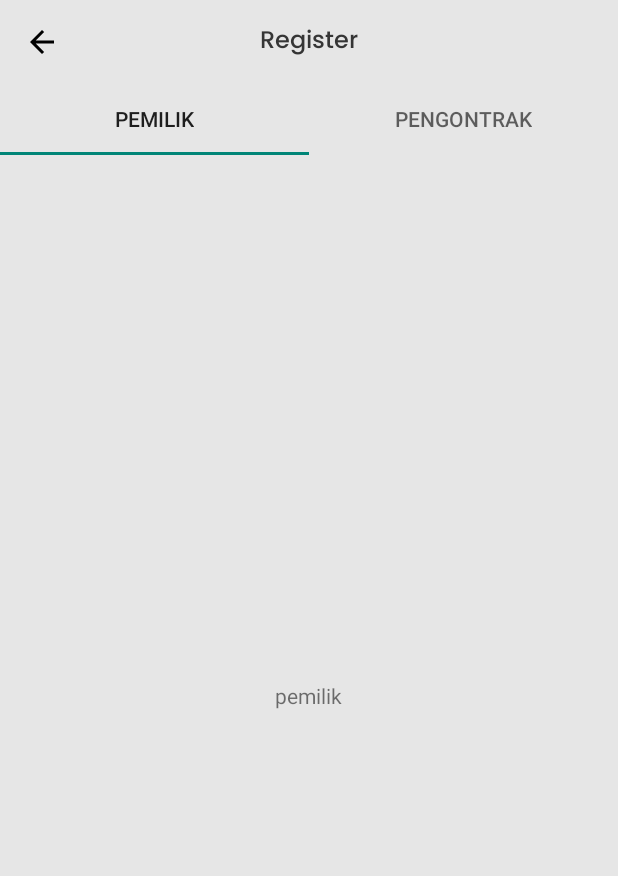
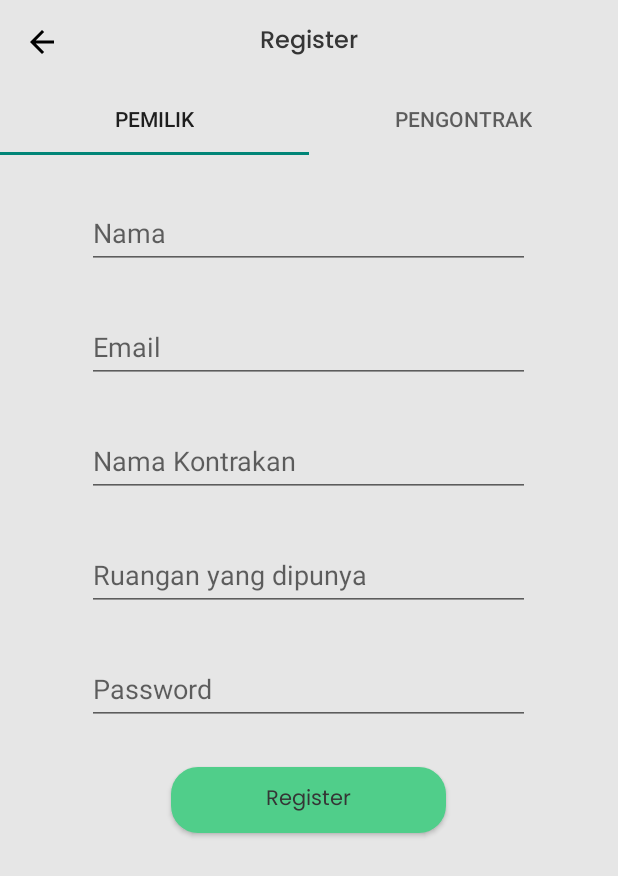
Before and after one commit to Madeean/BigBoss, an Android app: the screen it shows after launch (RegisterActivity), after a tap on "Register", on a phone screen of 412 x 824 dp. Shown: the top 876 px of the screen. Run offline under Robolectric (Android 15) with nearby library versions, the phone set to English and light mode, and no system bars.

Commit message:
register pemilik ui - selesai

```diff
--- a/app/src/main/java/umn/ac/bigboss/LoginActivity.java
+++ b/app/src/main/java/umn/ac/bigboss/LoginActivity.java
@@ -4,12 +4,11 @@ import androidx.appcompat.app.AppCompatActivity;
 
 import android.content.Intent;
 import android.os.Bundle;
-import android.os.Handler;
 import android.widget.Button;
 
 public class LoginActivity extends AppCompatActivity {
 
-    public Button btn_register;
+    public Button btn_register,btn_login;
 
     @Override
     protected void onCreate(Bundle savedInstanceState) {
@@ -17,6 +16,7 @@ public class LoginActivity extends AppCompatActivity {
         setContentView(R.layout.activity_login);
 
         btn_register = findViewById(R.id.btn_register);
+        btn_login = findViewById(R.id.btn_login);
         btn_register.setOnClickListener(v -> {
             Intent intent = new Intent(LoginActivity.this, RegisterActivity.class);
             startActivity(intent);
@@ -24,5 +24,8 @@ public class LoginActivity extends AppCompatActivity {
 
 
 
+
+
+
     }
 }
--- a/app/src/main/java/umn/ac/bigboss/fragmentregister/PemilikFragment.java
+++ b/app/src/main/java/umn/ac/bigboss/fragmentregister/PemilikFragment.java
@@ -1,5 +1,6 @@
 package umn.ac.bigboss.fragmentregister;
 
+import android.content.Intent;
 import android.os.Bundle;
 
 import androidx.fragment.app.Fragment;
@@ -7,17 +8,32 @@ import androidx.fragment.app.Fragment;
 import android.view.LayoutInflater;
 import android.view.View;
 import android.view.ViewGroup;
+import android.widget.Button;
 
 import umn.ac.bigboss.R;
+import umn.ac.bigboss.pemilik.PemilikHomeActivity;
 
 
 public class PemilikFragment extends Fragment {
+
 
 
     @Override
     public View onCreateView(LayoutInflater inflater, ViewGroup container,
                              Bundle savedInstanceState) {
         // Inflate the layout for this fragment
-        return inflater.inflate(R.layout.fragment_pemilik, container, false);
+        View view = inflater.inflate(R.layout.fragment_pemilik, container, false);
+        Button btn_register_pemilik = view.findViewById(R.id.btn_register);
+        btn_register_pemilik.setOnClickListener(v -> {
+            Intent intent = new Intent(getActivity(), PemilikHomeActivity.class);
+            startActivity(intent);
+
+        });
+        return view;
+
     }
+
+
+
+
 }
--- a/app/src/main/res/layout/activity_login.xml
+++ b/app/src/main/res/layout/activity_login.xml
@@ -33,6 +33,7 @@
             android:layout_height="48dp"/>
 
         <Button
+            android:id="@+id/btn_login"
             android:layout_marginTop="28dp"
             android:layout_width="183dp"
             android:layout_height="44dp"
--- a/app/src/main/res/layout/fragment_pemilik.xml
+++ b/app/src/main/res/layout/fragment_pemilik.xml
@@ -4,13 +4,70 @@
     android:layout_width="match_parent"
     android:layout_height="match_parent"
     android:background="@color/abuabumuda"
+    android:orientation="vertical"
     tools:context=".fragmentregister.PemilikFragment">
 
-    <TextView
-        android:layout_centerInParent="true"
-        android:text="pemilik"
-        android:layout_width="wrap_content"
-        android:layout_height="wrap_content"/>
+    <EditText
+        android:id="@+id/edit_text_nama_pemilik"
+        android:layout_marginTop="28dp"
+        android:layout_centerHorizontal="true"
+        android:hint="Nama"
+        android:layout_width="295dp"
+        android:layout_height="48dp"/>
+
+    <EditText
+        android:id="@+id/edit_text_email_pemilik"
+        android:layout_width="295dp"
+        android:layout_height="48dp"
+        android:layout_below="@+id/edit_text_nama_pemilik"
+        android:layout_centerHorizontal="true"
+        android:layout_marginTop="28dp"
+        android:hint="Email" />
+
+    <EditText
+        android:layout_centerHorizontal="true"
+        android:id="@+id/edit_text_nama_kontrakan_pemilik"
+        android:layout_width="295dp"
+        android:layout_height="48dp"
+        android:layout_marginTop="28dp"
+        android:layout_below="@+id/edit_text_email_pemilik"
+        android:hint="Nama Kontrakan" />
+
+    <EditText
+        android:inputType="number"
+        android:layout_centerHorizontal="true"
+        android:id="@+id/edit_text_ruangan_pemilik"
+        android:layout_width="295dp"
+        android:layout_height="48dp"
+        android:layout_marginTop="28dp"
+        android:layout_below="@+id/edit_text_nama_kontrakan_pemilik"
+        android:hint="Ruangan yang dipunya" />
+
+    <EditText
+        android:inputType="textPassword"
+        android:layout_centerHorizontal="true"
+        android:id="@+id/edit_text_password_pemilik"
+        android:layout_width="295dp"
+        android:layout_height="48dp"
+        android:layout_marginTop="28dp"
+        android:layout_below="@+id/edit_text_ruangan_pemilik"
+        android:hint="Password" />
+
+    <Button
+        android:layout_centerHorizontal="true"
+        android:layout_below="@+id/edit_text_password_pemilik"
+        android:id="@+id/btn_register"
+        android:layout_marginTop="28dp"
+        android:layout_width="183dp"
+        android:layout_height="44dp"
+        android:fontFamily="@font/poppins"
+        android:background="@drawable/radius_btn_login"
+        android:backgroundTint="@color/hijau"
+        android:text="Register"
+        android:textColor="@color/hitam"
+        android:textAllCaps="false" />
+
+
 
 
 </RelativeLayout>
```
Also changed, not shown: app/src/main/AndroidManifest.xml (+6 -3 lines), app/src/main/java/umn/ac/bigboss/pemilik/PemilikHomeActivity.java (added, +36 -0 lines), app/src/main/res/layout/activity_pemilik_home.xml (added, +15 -0 lines).
